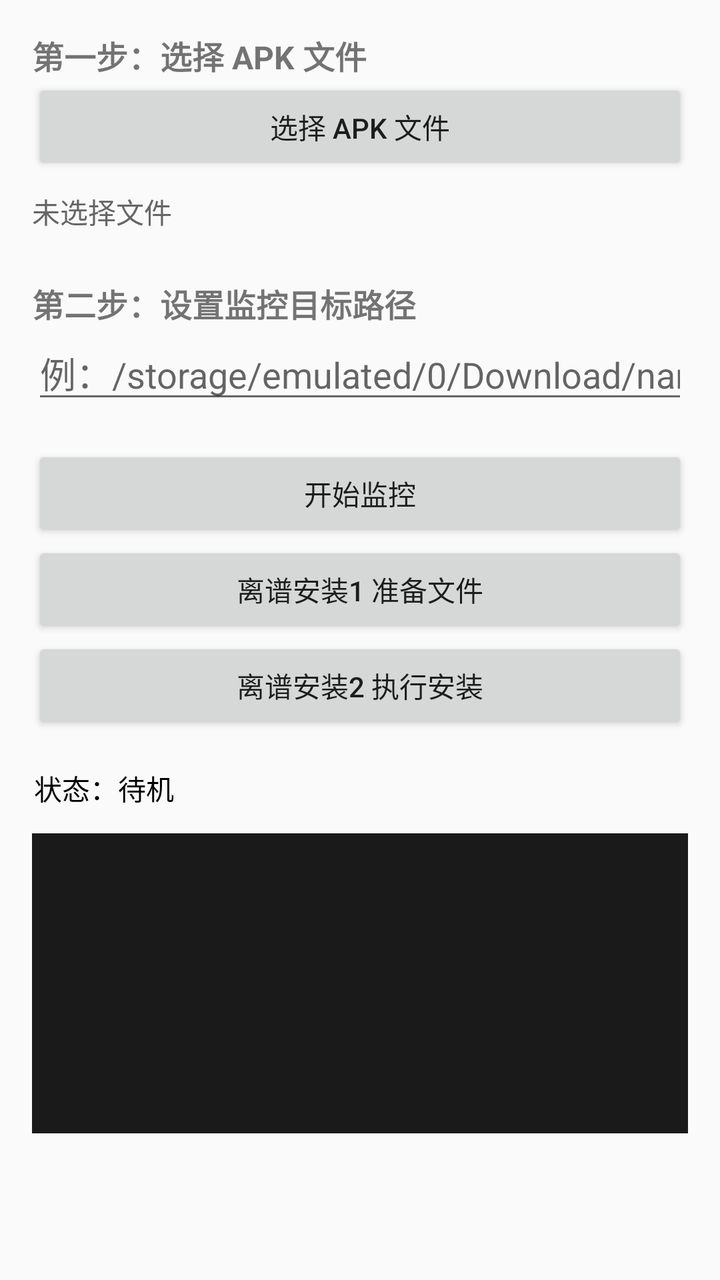
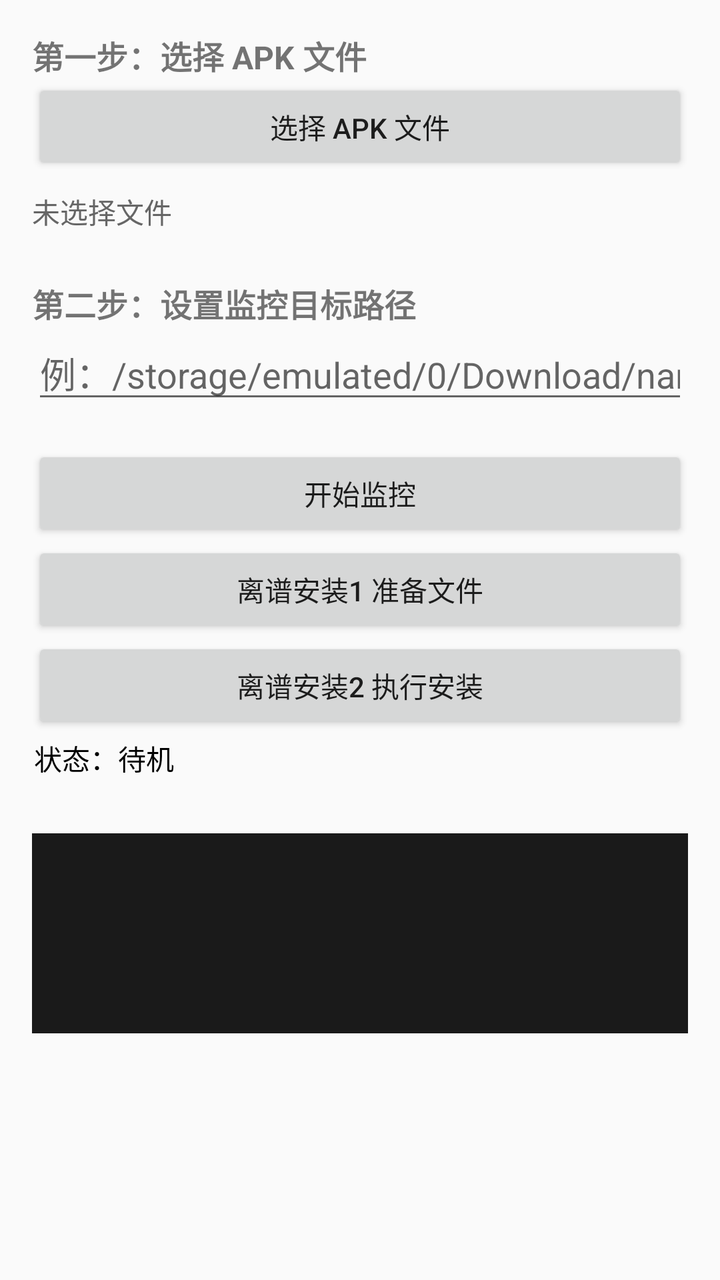

Screens rendered from an Android XML layout before and after an edit, with the pre-edit source and the edit as a unified diff.
<!-- AndroidManifest.xml: application theme Theme.AppCompat.Light.DarkActionBar -->
<!-- res/layout/activity_main.xml -->
<?xml version="1.0" encoding="utf-8"?>
<LinearLayout xmlns:android="http://schemas.android.com/apk/res/android"
    android:layout_width="match_parent"
    android:layout_height="match_parent"
    android:orientation="vertical"
    android:padding="16dp">

    <TextView
        android:layout_width="wrap_content"
        android:layout_height="wrap_content"
        android:text="第一步：选择 APK 文件"
        android:textSize="16sp"
        android:textStyle="bold" />

    <Button
        android:id="@+id/btn_select_apk"
        android:layout_width="match_parent"
        android:layout_height="wrap_content"
        android:text="选择 APK 文件" />

    <TextView
        android:id="@+id/tv_selected_apk"
        android:layout_width="match_parent"
        android:layout_height="wrap_content"
        android:paddingVertical="8dp"
        android:text="未选择文件"
        android:textColor="#666" />

    <TextView
        android:layout_width="wrap_content"
        android:layout_height="wrap_content"
        android:layout_marginTop="16dp"
        android:text="第二步：设置监控目标路径"
        android:textSize="16sp"
        android:textStyle="bold" />

    <EditText
        android:id="@+id/et_target_path"
        android:layout_width="match_parent"
        android:layout_height="wrap_content"
        android:hint="例：/storage/emulated/0/Download/name1.apk"
        android:inputType="textUri" />

    <Button
        android:id="@+id/btn_toggle_monitor"
        android:layout_width="match_parent"
        android:layout_height="wrap_content"
        android:layout_marginTop="16dp"
        android:text="开始监控" />
    
     <Button
        android:id="@+id/btn_prepare_files"
        android:layout_width="match_parent"
        android:layout_height="wrap_content"
        android:text="离谱安装1 准备文件" />

    <Button
        android:id="@+id/btn_execute_install"
        android:layout_width="match_parent"
        android:layout_height="wrap_content"
        android:text="离谱安装2 执行安装"
         />
    
    <ScrollView
    android:layout_width="match_parent"
    android:layout_height="50dp"
    android:padding="1dp">
    <TextView
        android:id="@+id/tv_status"
        android:layout_width="match_parent"
        android:layout_height="wrap_content"
        android:layout_marginTop="16dp"
        android:text="状态：待机"
        android:textColor="#000"
        android:textSize="14sp" />
    </ScrollView>
    
    <ScrollView
    android:layout_width="match_parent"
    android:layout_height="150dp"
    android:background="#1A1A1A"
    android:padding="1dp">
        <TextView
            android:id="@+id/tv_log"
            android:layout_width="match_parent"
            android:layout_height="wrap_content"
            android:textColor="#00FF00"
            android:textSize="12sp"
            android:typeface="monospace"
            android:text="" />

    </ScrollView>
</LinearLayout>
<!-- resources referenced by this layout -->
<resources>
  <style name="Theme.AppCompat.Light.DarkActionBar" />
</resources>

<!-- the commit's change to res/layout/activity_main.xml (unified diff, before → after) -->
@@ -65,19 +65,19 @@
     android:layout_width="match_parent"
     android:layout_height="50dp"
     android:padding="1dp">
-    <TextView
-        android:id="@+id/tv_status"
-        android:layout_width="match_parent"
-        android:layout_height="wrap_content"
-        android:layout_marginTop="16dp"
-        android:text="状态：待机"
-        android:textColor="#000"
-        android:textSize="14sp" />
+        <TextView
+            android:id="@+id/tv_status"
+            android:layout_width="match_parent"
+            android:layout_height="wrap_content"
+            android:layout_marginTop="1dp"
+            android:text="状态：待机"
+            android:textColor="#000"
+            android:textSize="14sp" />
     </ScrollView>
     
     <ScrollView
     android:layout_width="match_parent"
-    android:layout_height="150dp"
+    android:layout_height="100dp"
     android:background="#1A1A1A"
     android:padding="1dp">
         <TextView
@@ -86,6 +86,8 @@
             android:layout_height="wrap_content"
             android:textColor="#00FF00"
             android:textSize="12sp"
+            android:layout_marginTop="1dp"
+            android:layout_marginBottom="1dp"
             android:typeface="monospace"
             android:text="" />
 
